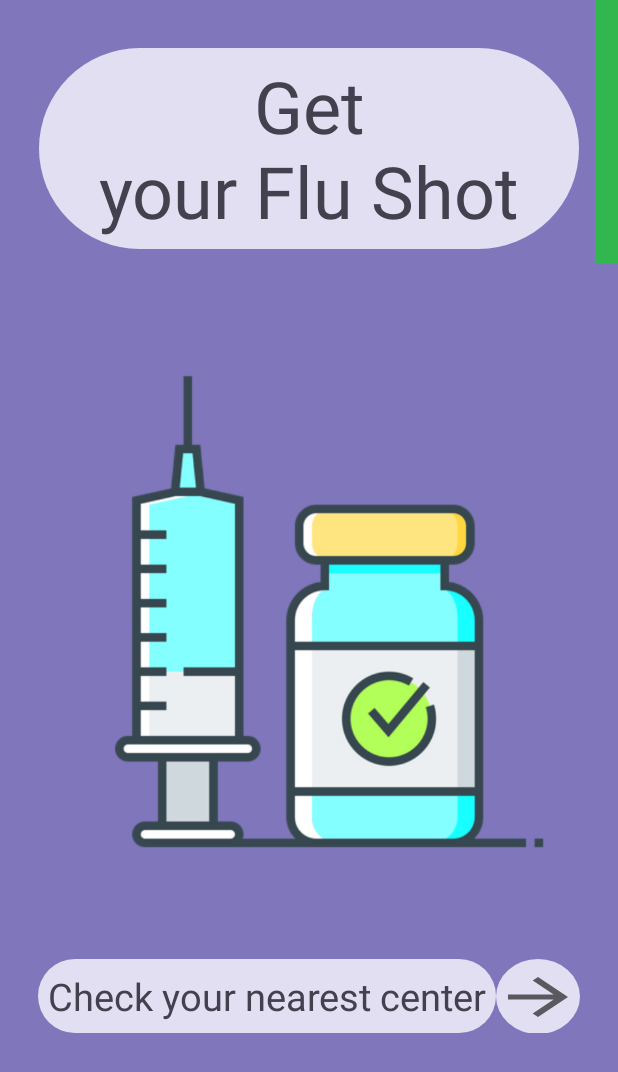
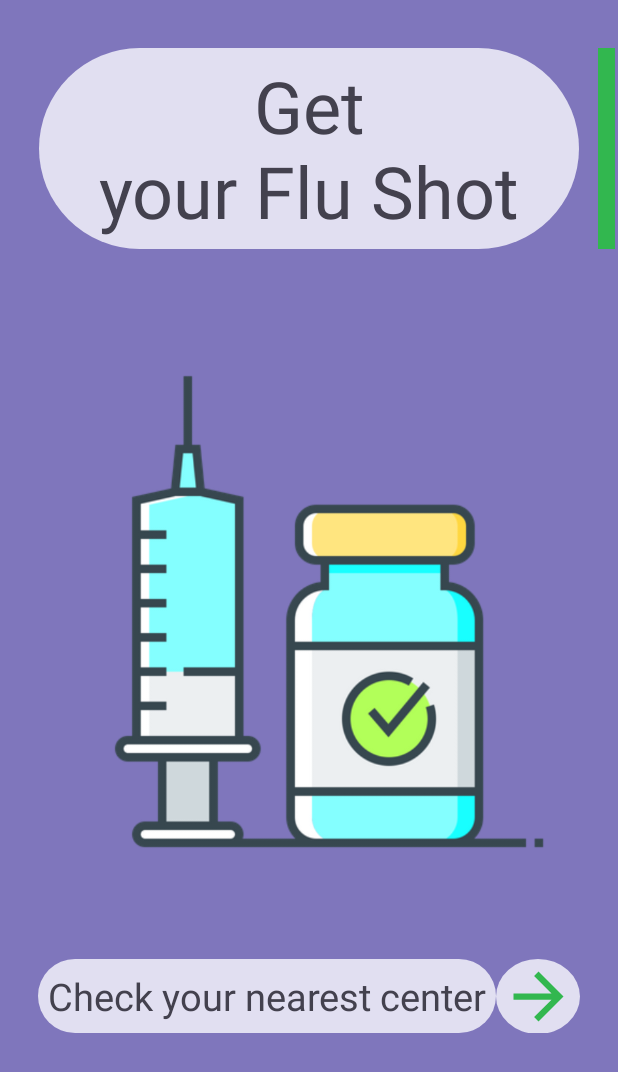
Before and after one commit to codenipun/Covid-19-Vaccination, an Android app: the screen it shows after launch (MainActivity), on a phone screen of 412 x 824 dp. Shown: the top 1072 px of the screen. Run offline under Robolectric (Android 15) with nearby library versions, the phone set to English and light mode, and no system bars.

Commit message:
add other design

```diff
--- a/app/src/main/res/drawable/ic_baseline_arrow_forward_24.xml
+++ b/app/src/main/res/drawable/ic_baseline_arrow_forward_24.xml
@@ -1,10 +1,5 @@
-<vector xmlns:android="http://schemas.android.com/apk/res/android"
-    android:width="60dp"
-    android:height="40dp"
-    android:viewportWidth="24"
-    android:viewportHeight="24"
-    android:tint="?attr/colorControlNormal">
-  <path
-      android:fillColor="@android:color/white"
-      android:pathData="M12,4l-1.41,1.41L16.17,11H4v2h12.17l-5.58,5.59L12,20l8,-8z"/>
+<vector android:height="50dp" android:tint="#32B74F"
+    android:viewportHeight="24" android:viewportWidth="24"
+    android:width="50dp" xmlns:android="http://schemas.android.com/apk/res/android">
+    <path android:fillColor="@android:color/white" android:pathData="M12,4l-1.41,1.41L16.17,11H4v2h12.17l-5.58,5.59L12,20l8,-8z"/>
 </vector>
--- a/app/src/main/res/layout/activity_main.xml
+++ b/app/src/main/res/layout/activity_main.xml
@@ -10,9 +10,11 @@
     android:layout_width="match_parent"
     android:layout_height="match_parent"
     android:gravity="right">
+
     <ImageView
         android:layout_width="wrap_content"
-        android:layout_height="wrap_content"
+        android:layout_height="166dp"
+        android:paddingTop="32dp"
         android:src="@drawable/ic_grad">
     </ImageView>
 </LinearLayout>
```
